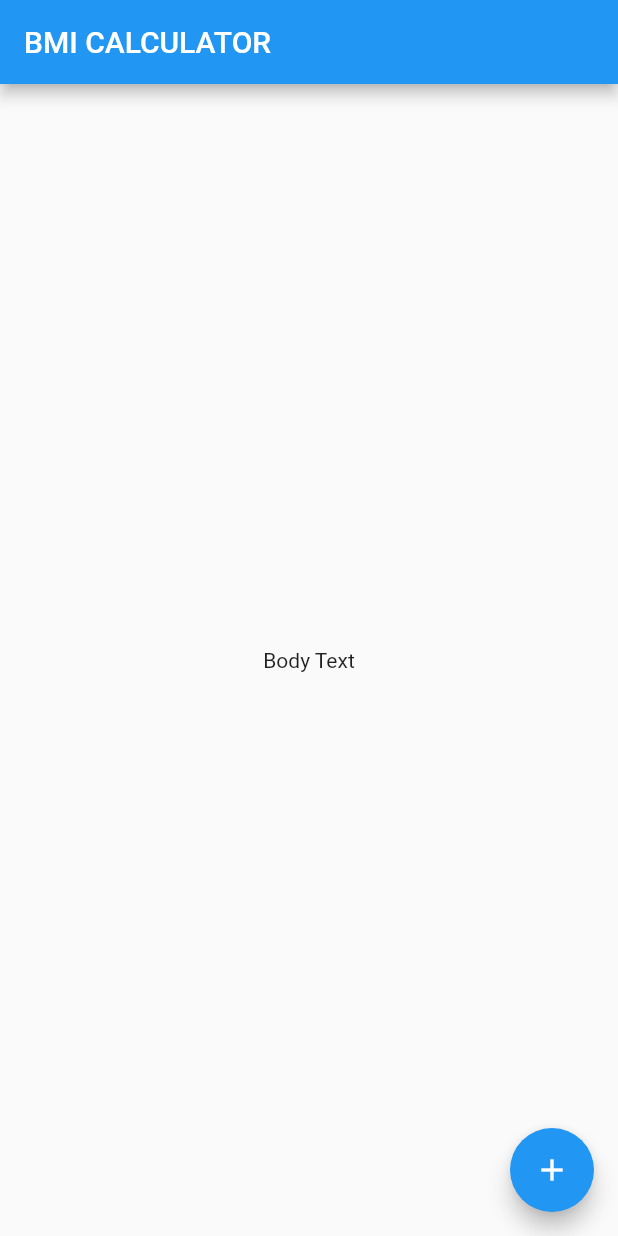
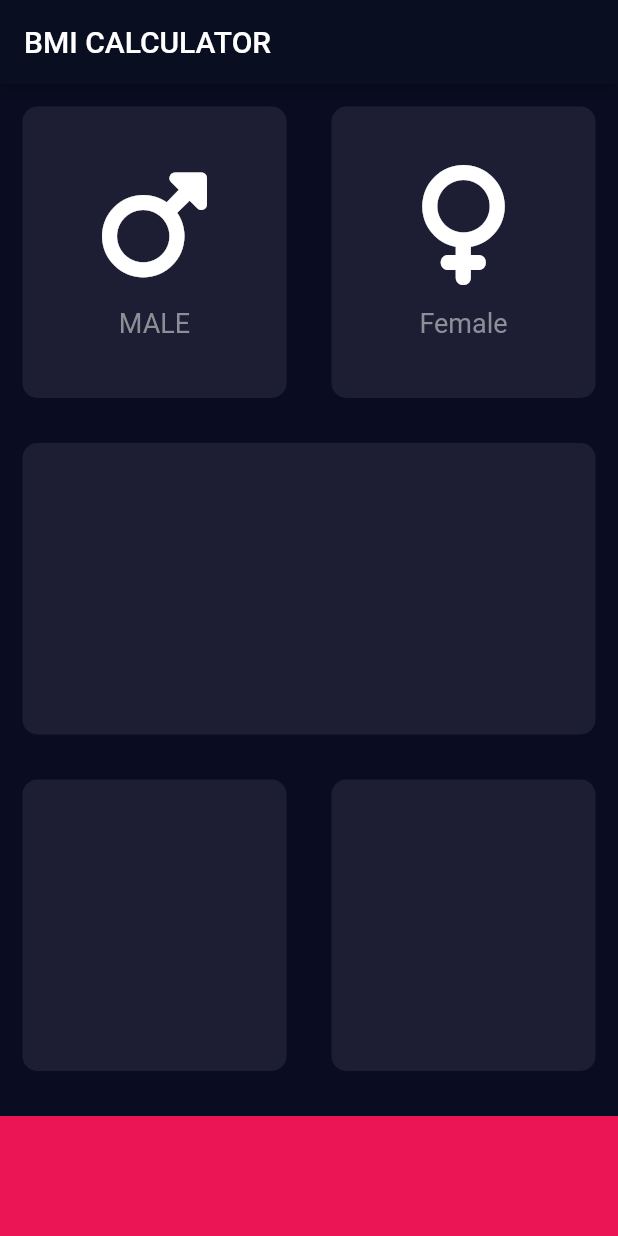
Before and after one commit to sambarannnn/bmi_calculator_app, a Flutter app: the screen it shows after launch, on a phone screen of 412 x 824 dp. Run offline on Flutter 3.47's test engine with Material 2 defaults, Android fonts, the phone set to English and light mode, and no system bars; our stand-ins replace font_awesome_flutter.

Commit message:
UI basic

```diff
--- a/analysis_options.yaml
+++ b/analysis_options.yaml
@@ -8,6 +8,7 @@
 # The following line activates a set of recommended lints for Flutter apps,
 # packages, and plugins designed to encourage good coding practices.
 include: package:flutter_lints/flutter.yaml
+
 
 linter:
   # The lint rules applied to this project can be customized in the
@@ -22,6 +23,7 @@ linter:
   # `// ignore_for_file: name_of_lint` syntax on the line or in the file
   # producing the lint.
   rules:
+    prefer_const_constructors : false
     # avoid_print: false  # Uncomment to disable the `avoid_print` rule
     # prefer_single_quotes: true  # Uncomment to enable the `prefer_single_quotes` rule
 
--- /dev/null
+++ b/lib/input_page.dart
@@ -0,0 +1,127 @@
+import 'package:flutter/material.dart';
+import 'package:font_awesome_flutter/font_awesome_flutter.dart';
+
+const double bottomContainerHeight = 80.0;
+const Color activeCardColor = Color(0xFF1D1E33);
+const Color bottomContainerColor = Color(0xFFEB1555);
+
+class InputPage extends StatefulWidget {
+  const InputPage({Key? key}) : super(key: key);
+
+  @override
+  InputPageState createState() => InputPageState();
+}
+
+class InputPageState extends State<InputPage> {
+  @override
+  Widget build(BuildContext context) {
+    return Scaffold(
+        appBar: AppBar(
+          title: const Text('BMI CALCULATOR'),
+        ),
+        body: Column(children: [
+          Expanded(
+            child: Row(
+              children: const [
+                Expanded(
+                  child: ReusableCard(
+                    color: activeCardColor,
+                    cardChild: IconContent(
+                      icon: FontAwesomeIcons.mars,
+                      label: 'MALE',
+                    ),
+                  ),
+                ),
+                Expanded(
+                  child: ReusableCard(
+                    color: activeCardColor,
+                    cardChild: IconContent(
+                      icon: FontAwesomeIcons.venus,
+                      label: 'Female',
+                    ),
+                  ),
+                ),
+              ],
+            ),
+          ),
+          Expanded(
+            child: Row(
+              children: const [
+                Expanded(
+                  child: ReusableCard(color: activeCardColor),
+                ),
+              ],
+            ),
+          ),
+          Expanded(
+            child: Row(
+              children: const [
+                Expanded(
+                  child: ReusableCard(color: activeCardColor),
+                ),
+                Expanded(
+                  child: ReusableCard(color: activeCardColor),
+                ),
+              ],
+            ),
+          ),
+          Container(
+            margin: const EdgeInsets.only(top: 15),
+            color: bottomContainerColor,
+            height: bottomContainerHeight,
+            width: double.infinity,
+          )
+        ]));
+  }
+}
+
+class IconContent extends StatelessWidget {
+  final IconData icon;
+  final String label;
+  const IconContent({
+    Key? key,
+    required this.icon,
+    required this.label,
+  }) : super(key: key);
+
+  @override
+  Widget build(BuildContext context) {
+    return Column(
+      mainAxisAlignment: MainAxisAlignment.center,
+      children: [
+        Icon(
+          icon,
+          size: 80,
+        ),
+        const SizedBox(
+          height: 15,
+        ),
+        Text(
+          label,
+          style: const TextStyle(
+            fontSize: 18.0,
+            color: Color(0XFF8D8E98),
+          ),
+        ),
+      ],
+    );
+  }
+}
+
+class ReusableCard extends StatelessWidget {
+  final Color color;
+  final Widget? cardChild;
+  const ReusableCard({Key? key, required this.color, this.cardChild})
+      : super(key: key);
+  @override
+  Widget build(BuildContext context) {
+    return Container(
+      margin: const EdgeInsets.all(15),
+      decoration: BoxDecoration(
+        color: color,
+        borderRadius: BorderRadius.circular(10),
+      ),
+      child: cardChild,
+    );
+  }
+}
--- a/lib/main.dart
+++ b/lib/main.dart
@@ -1,4 +1,5 @@
 import 'package:flutter/material.dart';
+import 'input_page.dart';
 
 void main() => runApp(const BMICalculator());
 
@@ -7,34 +8,30 @@ class BMICalculator extends StatelessWidget {
 
   @override
   Widget build(BuildContext context) {
-    return const MaterialApp(
+    return MaterialApp(
       debugShowCheckedModeBanner: false,
-      home: InputPage(),
+      theme: ThemeData.dark().copyWith(
+        colorScheme: const ColorScheme.light(
+          primary: Color(0xFF0A0E21),
+        ),
+        scaffoldBackgroundColor: const Color(0xFF0A0D22),
+      ),
+      // theme: ThemeData(
+      //   appBarTheme: const AppBarTheme(
+      //     backgroundColor: Color(0xFF0a0e21),
+      //     elevation: 5.0,
+      //     shadowColor: Colors.black87,
+      //   ),
+      //   primaryColor: const Color(0xFF0A0E21),
+      //   colorScheme: ColorScheme.fromSwatch().copyWith(
+      //     secondary: const Color(0xFF101427),
+      //   ),
+      //   scaffoldBackgroundColor: const Color(0xFF0A0E21),
+      //   textTheme: const TextTheme(
+      //     bodyText2: TextStyle(color: Colors.white),
+      //   ),
+      // ),
+      home: const InputPage(),
     );
   }
 }
-
-class InputPage extends StatefulWidget {
-  const InputPage({Key? key}) : super(key: key);
-
-  @override
-  InputPageState createState() => InputPageState();
-}
-
-class InputPageState extends State<InputPage> {
-  @override
-  Widget build(BuildContext context) {
-    return Scaffold(
-      appBar: AppBar(
-        title: const Text('BMI CALCULATOR'),
-      ),
-      body: const Center(
-        child: Text('Body Text'),
-      ),
-      floatingActionButton: FloatingActionButton(
-        onPressed: () {},
-        child: const Icon(Icons.add),
-      ),
-    );
-  }
-}
--- a/pubspec.yaml
+++ b/pubspec.yaml
@@ -34,6 +34,7 @@ dependencies:
   # The following adds the Cupertino Icons font to your application.
   # Use with the CupertinoIcons class for iOS style icons.
   cupertino_icons: ^1.0.2
+  font_awesome_flutter: ^10.1.0
 
 dev_dependencies:
   flutter_test:
```
Also changed, not shown: pubspec.lock, 1 other file.
